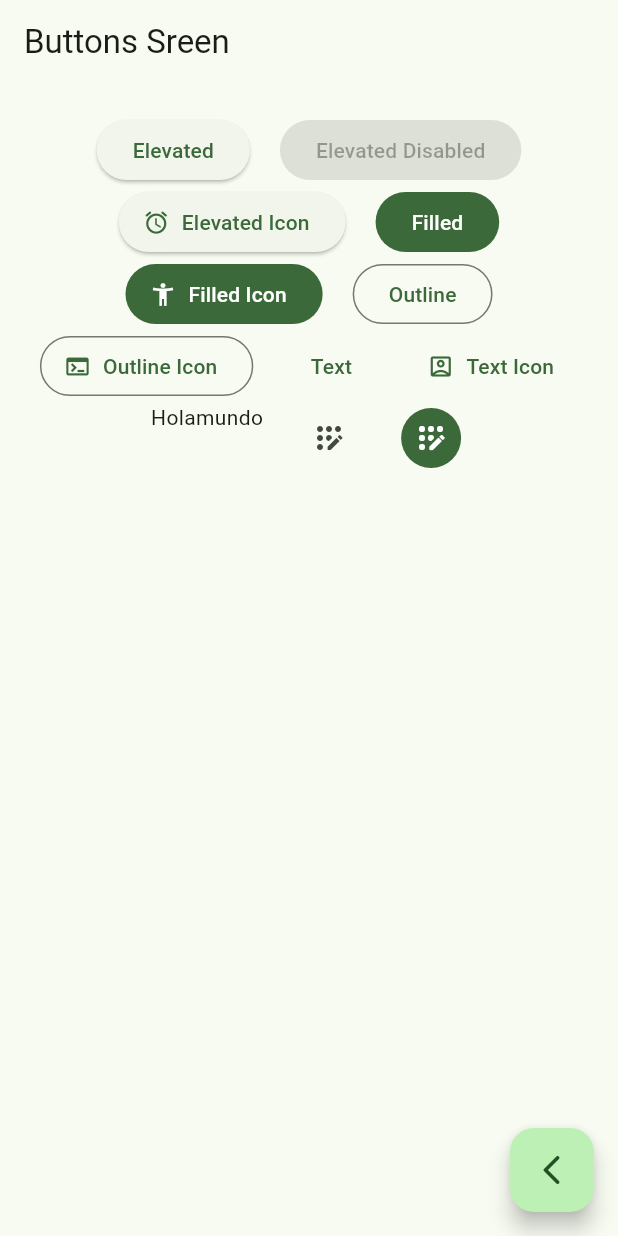
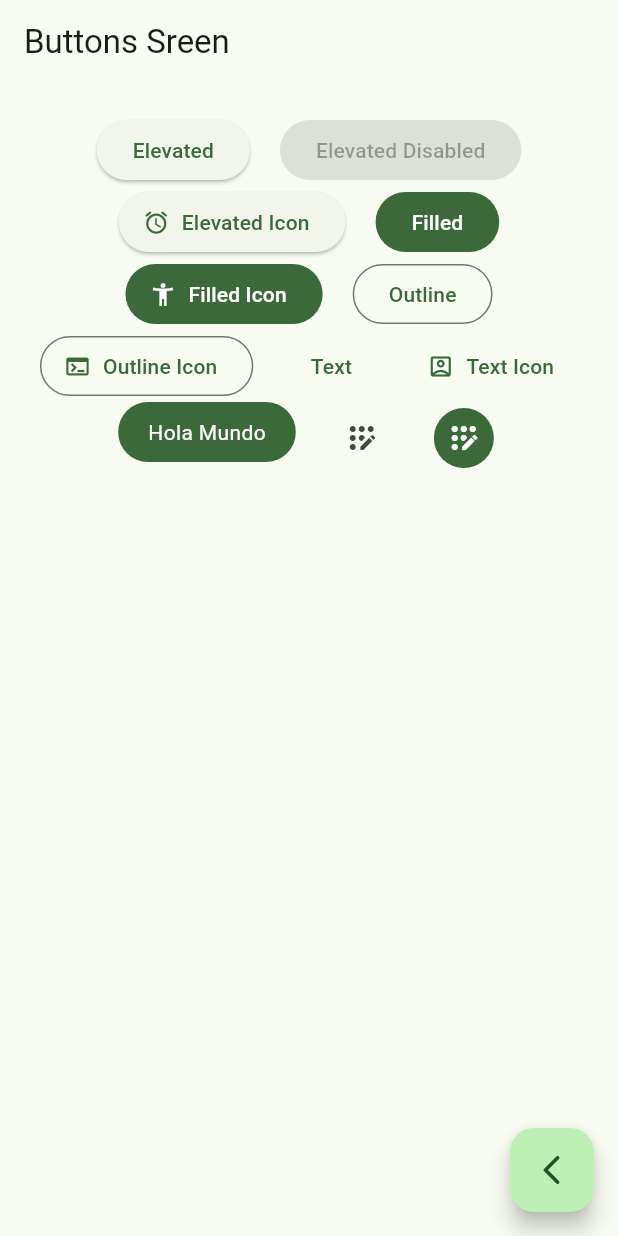
Before and after one commit to RiosHectorM/widgets_tools, a Flutter app: the ButtonsScreen screen opened by its route, on a phone screen of 412 x 824 dp. Run offline on Flutter 3.47's test engine with Material 3 defaults, Android fonts, the phone set to English and light mode, and no system bars; our stand-ins replace go_router.

Commit message:
Custom Button

```diff
--- a/lib/config/presentation/screens/buttons/buttons_screen.dart
+++ b/lib/config/presentation/screens/buttons/buttons_screen.dart
@@ -95,6 +95,18 @@ class CustomButton extends StatelessWidget {
 
     final colors = Theme.of(context).colorScheme;
 
-    return const Text('Holamundo');
+    return ClipRRect(
+      borderRadius: BorderRadius.circular(20),
+      child: Material(
+        color: colors.primary,
+        child: InkWell(
+          onTap: (){},
+          child: const Padding(
+            padding: EdgeInsets.symmetric(horizontal: 20, vertical: 10),
+            child: Text('Hola Mundo', style: TextStyle(color: Colors.white),),
+            ),
+        ),
+      ),
+    );
   }
 }
```
